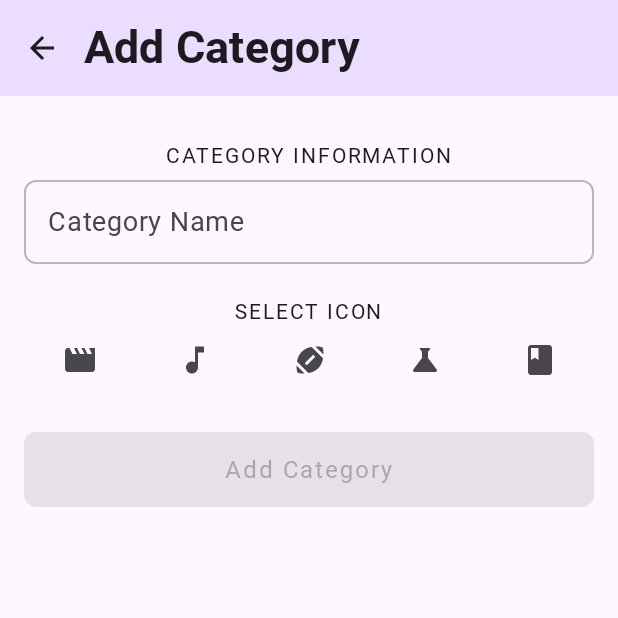
After one commit to JasperLefever/MyTrivia-android, an Android app built with Jetpack Compose: the AddCategoryView screen opened through its navigation route, on a phone screen of 412 x 824 dp, the top half of it. The commit adds this screen. Run offline under Robolectric (Android 15) with nearby library versions, the phone set to English and light mode, and no system bars; libraries missing offline, so code that uses them is left out: eu.bambooapps.material3; network calls fail; 3 statements that could not run were skipped.

Commit message:
Add category screen view<model and view

```diff
--- a/app/src/main/java/icu/repsaj/android/mytrivia/model/Category.kt
+++ b/app/src/main/java/icu/repsaj/android/mytrivia/model/Category.kt
@@ -17,7 +17,11 @@ data class Category(
     val name: String,
     val icon: String = "",
     val questionCount: Int,
-    val image: ImageVector = when (icon) {
+    val image: ImageVector = getImage(icon)
+)
+
+fun getImage(icon: String): ImageVector {
+    return when (icon) {
         "movieclapper" -> {
             Icons.Filled.Movie
         }
@@ -50,4 +54,4 @@ data class Category(
             Icons.Filled.Error
         }
     }
-)
+}
--- a/app/src/main/java/icu/repsaj/android/mytrivia/ui/TriviaApp.kt
+++ b/app/src/main/java/icu/repsaj/android/mytrivia/ui/TriviaApp.kt
@@ -32,6 +32,7 @@ fun TriviaApp(
                 currentScreen = currentScreen,
                 navigateUp = { navController.navigateUp() },
                 navigateHistory = { navController.navigate(NavRoutes.History.name) },
+                navigateAddCategory = { navController.navigate(NavRoutes.AddCategory.name) },
             )
         }
     ) { innerPadding ->
--- /dev/null
+++ b/app/src/main/java/icu/repsaj/android/mytrivia/ui/addCategory/AddCategoryView.kt
@@ -0,0 +1,116 @@
+package icu.repsaj.android.mytrivia.ui.addCategory
+
+import androidx.compose.foundation.BorderStroke
+import androidx.compose.foundation.horizontalScroll
+import androidx.compose.foundation.layout.Arrangement
+import androidx.compose.foundation.layout.Column
+import androidx.compose.foundation.layout.Row
+import androidx.compose.foundation.layout.Spacer
+import androidx.compose.foundation.layout.fillMaxSize
+import androidx.compose.foundation.layout.fillMaxWidth
+import androidx.compose.foundation.layout.height
+import androidx.compose.foundation.layout.padding
+import androidx.compose.foundation.rememberScrollState
+import androidx.compose.foundation.shape.RoundedCornerShape
+import androidx.compose.material3.Button
+import androidx.compose.material3.ButtonDefaults
+import androidx.compose.material3.Icon
+import androidx.compose.material3.MaterialTheme
+import androidx.compose.material3.OutlinedButton
+import androidx.compose.material3.OutlinedTextField
+import androidx.compose.material3.OutlinedTextFieldDefaults
+import androidx.compose.material3.Surface
+import androidx.compose.material3.Text
+import androidx.compose.runtime.Composable
+import androidx.compose.ui.Alignment
+import androidx.compose.ui.Modifier
+import androidx.compose.ui.graphics.Color
+import androidx.compose.ui.tooling.preview.Preview
+import androidx.compose.ui.unit.dp
+import androidx.lifecycle.viewmodel.compose.viewModel
+import icu.repsaj.android.mytrivia.model.getImage
+
+@Composable
+fun AddCategoryView(viewModel: AddCategoryViewModel = viewModel()) {
+    val categoryName = viewModel.categoryName
+    val selectedIcon = viewModel.selectedIcon
+    val icons = viewModel.icons
+    val scrollState = rememberScrollState()
+    val isValid = viewModel.isValid()
+
+    Surface(
+        modifier = Modifier.fillMaxSize(),
+        color = MaterialTheme.colorScheme.background
+    ) {
+        Column(
+            modifier = Modifier
+                .padding(all = 16.dp)
+                .fillMaxWidth(),
+            horizontalAlignment = Alignment.CenterHorizontally
+        ) {
+
+            Spacer(modifier = Modifier.height(16.dp))
+
+            Text("CATEGORY INFORMATION", style = MaterialTheme.typography.labelMedium)
+            OutlinedTextField(
+                value = categoryName,
+                onValueChange = { viewModel.categoryName = it },
+                label = { Text("Category Name") },
+                singleLine = true,
+                shape = RoundedCornerShape(8.dp),
+                colors = OutlinedTextFieldDefaults.colors(
+                    focusedBorderColor = MaterialTheme.colorScheme.primary,
+                    unfocusedBorderColor = MaterialTheme.colorScheme.onSurface.copy(alpha = 0.3f),
+                ),
+                modifier = Modifier.fillMaxWidth()
+            )
+
+            Spacer(modifier = Modifier.height(24.dp))
+
+            Text("SELECT ICON", style = MaterialTheme.typography.labelMedium)
+            Row(
+                modifier = Modifier
+                    .horizontalScroll(scrollState)
+                    .fillMaxWidth(),
+                horizontalArrangement = Arrangement.spacedBy(2.dp)
+            ) {
+                icons.forEach { iconName ->
+                    val androidIcon = getImage(iconName)
+                    OutlinedButton(
+                        onClick = { viewModel.selectedIcon = androidIcon },
+                        shape = RoundedCornerShape(50),
+                        border = if (androidIcon == selectedIcon) {
+                            BorderStroke(2.dp, MaterialTheme.colorScheme.primary)
+                        } else null,
+                        colors = ButtonDefaults.outlinedButtonColors(
+                            containerColor = Color.Transparent
+                        ),
+                        modifier = Modifier.padding(horizontal = 1.dp)
+                    ) {
+                        Icon(imageVector = androidIcon, contentDescription = "Select Icon")
+                    }
+                }
+            }
+
+            Spacer(modifier = Modifier.height(24.dp))
+
+            Button(
+                onClick = { viewModel.addCategory() },
+                enabled = isValid,
+                shape = RoundedCornerShape(8.dp),
+                modifier = Modifier
+                    .fillMaxWidth()
+                    .height(50.dp)
+            ) {
+                Text("Add Category")
+            }
+        }
+    }
+}
+
+
+@Preview(showBackground = true, showSystemUi = true)
+@Composable
+fun AddCategoryScreenPreview() {
+    AddCategoryView()
+}
--- /dev/null
+++ b/app/src/main/java/icu/repsaj/android/mytrivia/ui/addCategory/AddCategoryViewModel.kt
@@ -0,0 +1,45 @@
+package icu.repsaj.android.mytrivia.ui.addCategory
+
+import androidx.compose.runtime.getValue
+import androidx.compose.runtime.mutableStateOf
+import androidx.compose.runtime.setValue
+import androidx.compose.ui.graphics.vector.ImageVector
+import androidx.lifecycle.ViewModel
+import androidx.lifecycle.viewModelScope
+import icu.repsaj.android.mytrivia.model.Category
+import kotlinx.coroutines.launch
+import java.util.UUID
+
+class AddCategoryViewModel : ViewModel() {
+
+    var categoryName by mutableStateOf("")
+    var selectedIcon by mutableStateOf<ImageVector?>(null)
+    var icons by mutableStateOf(
+        listOf(
+            "movieclapper",
+            "music.note",
+            "sportscourt",
+            "atom",
+            "book",
+            "map",
+            "paintpalette"
+        )
+    )
+
+    fun addCategory() {
+        viewModelScope.launch {
+            val category = Category(
+                id = UUID.randomUUID(),
+                name = categoryName,
+                icon = selectedIcon?.name ?: "",
+                questionCount = 0
+            )
+            //TODO implement add category
+        }
+    }
+
+    fun isValid(): Boolean {
+        return categoryName.isNotBlank() && selectedIcon != null
+    }
+
+}
--- a/app/src/main/java/icu/repsaj/android/mytrivia/ui/layout/TopBar.kt
+++ b/app/src/main/java/icu/repsaj/android/mytrivia/ui/layout/TopBar.kt
@@ -2,6 +2,7 @@ package icu.repsaj.android.mytrivia.ui.layout
 
 import androidx.compose.foundation.layout.size
 import androidx.compose.material.icons.Icons
+import androidx.compose.material.icons.filled.Add
 import androidx.compose.material.icons.filled.ArrowBack
 import androidx.compose.material.icons.filled.History
 import androidx.compose.material3.ExperimentalMaterial3Api
@@ -25,6 +26,7 @@ public fun TopBar(
     canNavigateBack: Boolean,
     navigateUp: () -> Unit,
     navigateHistory: () -> Unit,
+    navigateAddCategory: () -> Unit,
     modifier: Modifier = Modifier
 ) {
     TopAppBar(
@@ -61,6 +63,9 @@ public fun TopBar(
                         modifier = Modifier.size(24.dp)
                     )
                 }
+                IconButton(onClick = navigateAddCategory) {
+                    Icon(Icons.Filled.Add, contentDescription = "Add Category")
+                }
             }
         }
     )
--- a/app/src/main/java/icu/repsaj/android/mytrivia/ui/navigation/NavRoutes.kt
+++ b/app/src/main/java/icu/repsaj/android/mytrivia/ui/navigation/NavRoutes.kt
@@ -7,4 +7,5 @@ enum class NavRoutes(@StringRes val title: Int) {
     Categories(title = R.string.categories),
     Game(title = R.string.game),
     History(title = R.string.history),
+    AddCategory(title = R.string.add_category),
 }
--- a/app/src/main/java/icu/repsaj/android/mytrivia/ui/navigation/Navigation.kt
+++ b/app/src/main/java/icu/repsaj/android/mytrivia/ui/navigation/Navigation.kt
@@ -7,6 +7,7 @@ import androidx.navigation.NavHostController
 import androidx.navigation.compose.NavHost
 import androidx.navigation.compose.composable
 import icu.repsaj.android.mytrivia.model.Category
+import icu.repsaj.android.mytrivia.ui.addCategory.AddCategoryView
 import icu.repsaj.android.mytrivia.ui.categoryOverview.CategoryOverviewScreen
 import icu.repsaj.android.mytrivia.ui.game.GameViewModel
 import icu.repsaj.android.mytrivia.ui.game.TriviaGameScreen
@@ -56,5 +57,8 @@ fun NavComponent(
         composable(route = NavRoutes.History.name) {
             GameHistory()
         }
+        composable(route = NavRoutes.AddCategory.name) {
+            AddCategoryView()
+        }
     }
 }
--- a/app/src/main/res/values/strings.xml
+++ b/app/src/main/res/values/strings.xml
@@ -17,4 +17,5 @@
     <string name="no_history_items_available">No history items available</string>
     <string name="delete_swipe">delete</string>
     <string name="item_removed">Item removed</string>
+    <string name="add_category">Add Category</string>
 </resources>
```
